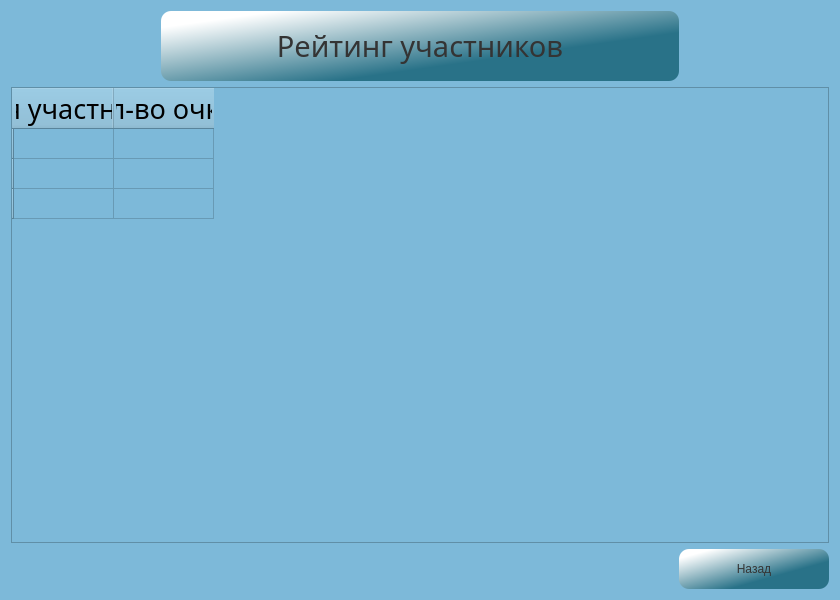
Old version of the form Client/jeducation-v0.1/rating.ui in the repository Avedik/Desktop-application-IEducation.
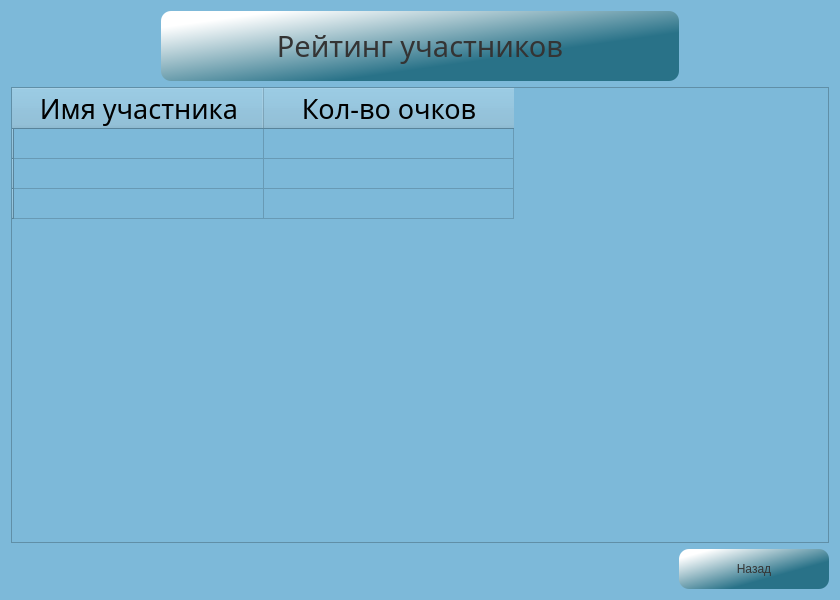
New version of the form.

Commit message: Изменил размер таблицы в окне "Рейтинг"

```diff
--- a/Client/jeducation-v0.1/rating.ui
+++ b/Client/jeducation-v0.1/rating.ui
@@ -85,6 +85,27 @@
     <layout class="QHBoxLayout" name="horizontalLayout_3">
      <item>
       <widget class="QTableWidget" name="tableWidget">
+       <property name="enabled">
+        <bool>true</bool>
+       </property>
+       <property name="minimumSize">
+        <size>
+         <width>0</width>
+         <height>0</height>
+        </size>
+       </property>
+       <property name="baseSize">
+        <size>
+         <width>0</width>
+         <height>0</height>
+        </size>
+       </property>
+       <property name="mouseTracking">
+        <bool>false</bool>
+       </property>
+       <attribute name="horizontalHeaderDefaultSectionSize">
+        <number>250</number>
+       </attribute>
        <row>
         <property name="text">
          <string/>
```
